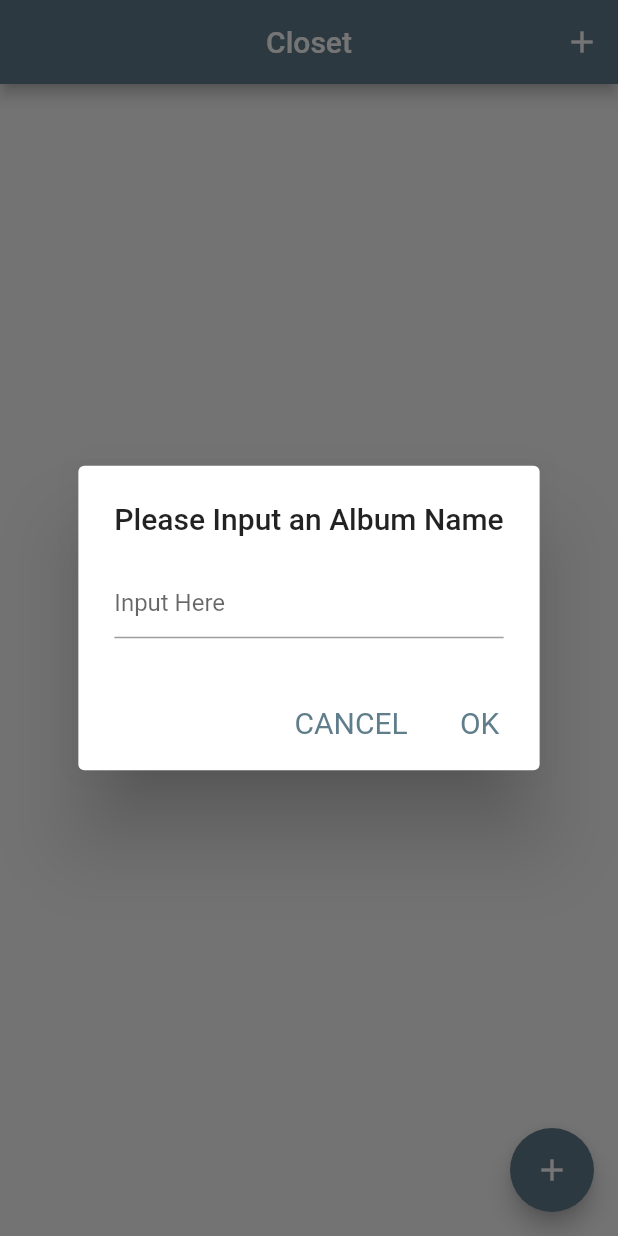
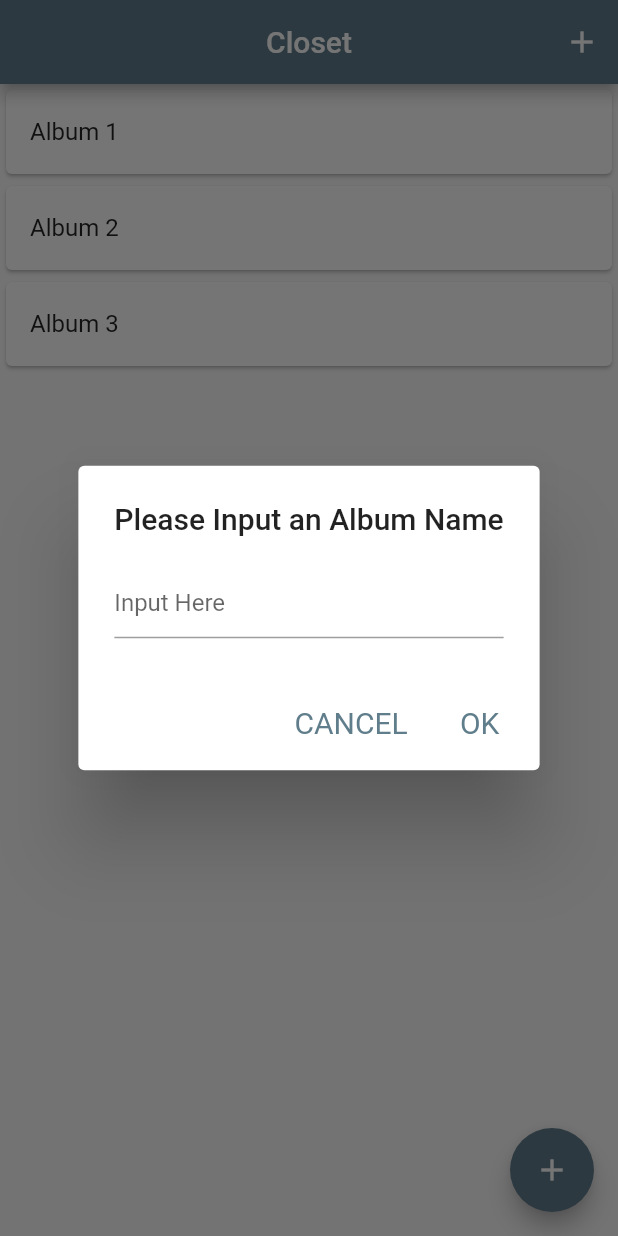
Before and after one commit to KungHao/closet_flutter, a Flutter app: the screen it shows after launch, after a tap on the "add" icon, on a phone screen of 412 x 824 dp. Run offline on Flutter 3.47's test engine with Material 2 defaults, Android fonts, the phone set to English and light mode, and no system bars; our stand-ins replace fluttertoast.

Commit message:
create ListView

```diff
--- a/lib/main.dart
+++ b/lib/main.dart
@@ -31,6 +31,7 @@ class MyHomePage extends StatefulWidget {
 class _MyHomePageState extends State<MyHomePage> {
   TextEditingController _textFieldController = TextEditingController();
   String _valueText = '';
+  final titles = ["Album 1", "Album 2", "Album 3"];
 
   _showToast(String _msg) {
     Fluttertoast.showToast(
@@ -43,6 +44,11 @@ class _MyHomePageState extends State<MyHomePage> {
         webBgColor: '#a0a0a0',
         webPosition: 'center',
         fontSize: 16.0);
+  }
+
+  _scaffoldMessenger(content, {duration: 300}) {
+    ScaffoldMessenger.of(context).showSnackBar(SnackBar(
+        content: Text(content), duration: Duration(milliseconds: duration)));
   }
 
   _showInputDialog() {
@@ -88,6 +94,13 @@ class _MyHomePageState extends State<MyHomePage> {
         });
   }
 
+  _createAlbumOnPressed(albumName) {
+    if (albumName != "") {
+      _showToast("Create album $albumName Succeed!");
+      titles.add(albumName);
+    }
+  }
+
   @override
   Widget build(BuildContext context) {
     return Scaffold(
@@ -100,15 +113,30 @@ class _MyHomePageState extends State<MyHomePage> {
               icon: Icon(Icons.add, color: Colors.white),
               onPressed: () async {
                 String _albumName = await _showInputDialog();
-                if (_albumName != "") {
-                  _showToast("Create album $_albumName Succeed!");
-                }
+                _createAlbumOnPressed(_albumName);
               })
         ],
       ),
-      body: Column(),
+      body: ListView.builder(
+          itemCount: titles.length,
+          itemBuilder: (context, index) {
+            return Card(
+              child: ListTile(
+                onTap: () {
+                  setState(() {
+                    titles.add('Album' + (titles.length + 1).toString());
+                  });
+                  _showToast(titles[index]);
+                },
+                title: Text(titles[index]),
+              ),
+            );
+          }),
       floatingActionButton: FloatingActionButton(
-        onPressed: _showInputDialog,
+        onPressed: () async {
+          String _albumName = await _showInputDialog();
+          _createAlbumOnPressed(_albumName);
+        },
         tooltip: 'Show Alert',
         child: Icon(Icons.add),
       ), // This trailing comma makes auto-formatting nicer for build methods.
```
